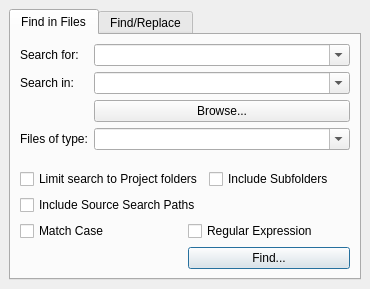
Qt form common/searchdockwidget.ui (christopherpow/nesicide) before a commit.
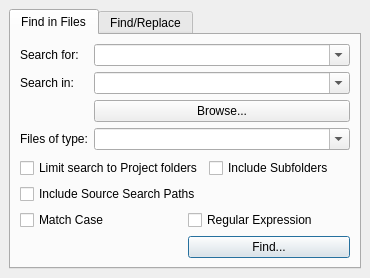
The same form after that commit. Icons and pictures are not drawn.

Commit message: Fixing vertical extent of Search widget.  Open an unknown file in Code Editor.

```diff
--- a/common/searchdockwidget.ui
+++ b/common/searchdockwidget.ui
@@ -19,7 +19,7 @@
   <property name="maximumSize">
    <size>
     <width>524287</width>
-    <height>524287</height>
+    <height>289</height>
    </size>
   </property>
   <property name="windowTitle">
@@ -27,7 +27,7 @@
   </property>
   <widget class="QWidget" name="dockWidgetContents">
    <property name="sizePolicy">
-    <sizepolicy hsizetype="Preferred" vsizetype="Preferred">
+    <sizepolicy hsizetype="Preferred" vsizetype="Fixed">
      <horstretch>0</horstretch>
      <verstretch>0</verstretch>
     </sizepolicy>
@@ -35,6 +35,12 @@
    <layout class="QGridLayout" name="gridLayout_2">
     <item row="1" column="1">
      <widget class="QTabWidget" name="tabWidget">
+      <property name="sizePolicy">
+       <sizepolicy hsizetype="Expanding" vsizetype="Fixed">
+        <horstretch>0</horstretch>
+        <verstretch>0</verstretch>
+       </sizepolicy>
+      </property>
       <property name="currentIndex">
        <number>0</number>
       </property>
```
The commit also changes 1 other file.
